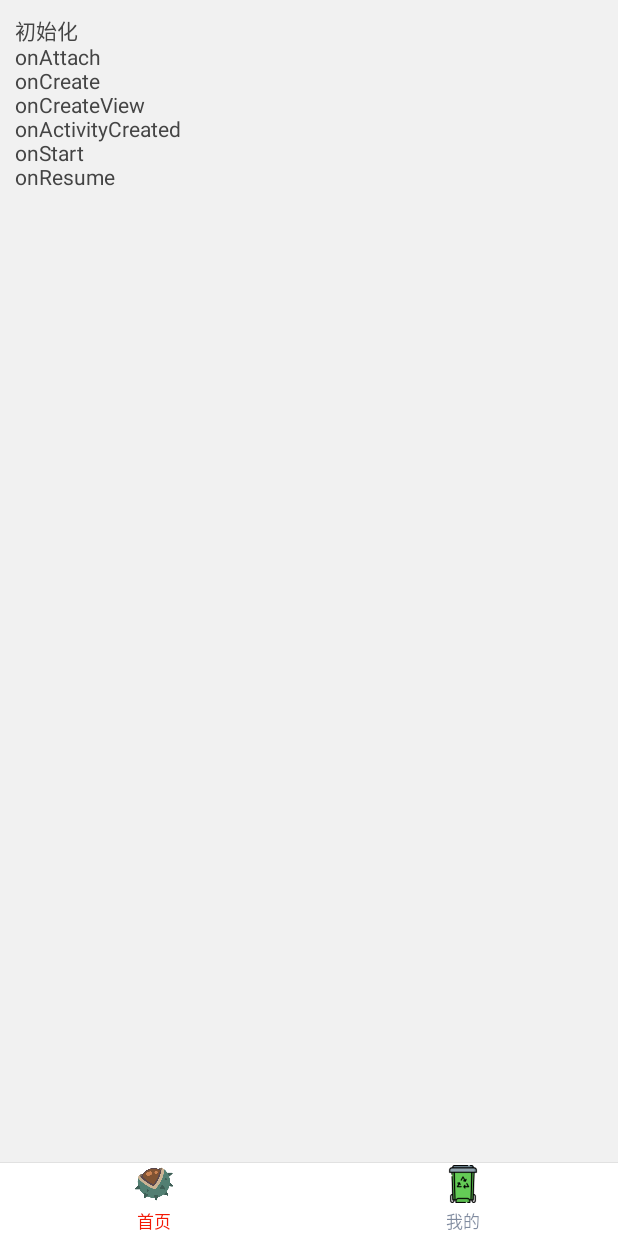
After one commit to warriorWorld/DemoDemo, an Android app: the FragmentLifePeriodActivity screen opened directly, with no data from a screen before it, on a phone screen of 412 x 824 dp. The commit adds this screen. Run offline under Robolectric (Android 15) with nearby library versions, the phone set to English and light mode, and no system bars.

Commit message:
fragment life time

```diff
--- a/app/src/main/AndroidManifest.xml
+++ b/app/src/main/AndroidManifest.xml
@@ -22,6 +22,7 @@
         <activity android:name=".business.strategy.StrategyActivity"></activity>
         <activity android:name=".business.state.StateActivity"></activity>
         <activity android:name=".business.responsibilitychain.ResponsibilityChainActivity"></activity>
+        <activity android:name=".business.fragmentlife.FragmentLifePeriodActivity"></activity>
     </application>
 
 </manifest>
--- /dev/null
+++ b/app/src/main/java/com/insightsurfface/demodemo/business/fragmentlife/BaseFragment.java
@@ -0,0 +1,9 @@
+package com.insightsurfface.demodemo.business.fragmentlife;
+
+import androidx.fragment.app.Fragment;
+
+public class BaseFragment extends Fragment {
+    public String getFragmentTag() {
+        return getClass().getSimpleName();
+    }
+}
--- /dev/null
+++ b/app/src/main/java/com/insightsurfface/demodemo/business/fragmentlife/FragmentLifePeriodActivity.java
@@ -0,0 +1,107 @@
+package com.insightsurfface.demodemo.business.fragmentlife;
+
+import android.Manifest;
+import android.app.Activity;
+import android.content.Intent;
+import android.net.Uri;
+import android.os.Build;
+import android.os.Bundle;
+import android.view.View;
+import android.widget.ImageView;
+import android.widget.TextView;
+
+import com.insightsurfface.demodemo.R;
+import com.insightsurfface.demodemo.base.BaseActivity;
+
+import java.net.URISyntaxException;
+import java.util.ArrayList;
+import java.util.List;
+
+import androidx.fragment.app.FragmentTransaction;
+
+public class FragmentLifePeriodActivity extends BaseActivity implements View.OnClickListener {
+    private LifePeriodFragment mFragment, mFragment1;
+    /**
+     * 当前选中页
+     */
+    private BaseFragment curFragment;
+    private View mainV, userV;
+    private ImageView mainIv, userIv;
+    private TextView homepageBottomTv;
+    private TextView userBottomTv;
+
+    @Override
+    protected void onCreate(Bundle savedInstanceState) {
+        super.onCreate(savedInstanceState);
+        mFragment = new LifePeriodFragment("壹");
+        mFragment1 = new LifePeriodFragment("贰");
+        switchContent(null, mFragment);
+    }
+
+
+    @Override
+    protected void initUI() {
+        mainV = findViewById(R.id.homepage_bottom_ll);
+        userV = findViewById(R.id.user_bottom_ll);
+        mainIv = (ImageView) findViewById(R.id.homepage_bottom_iv);
+        userIv = (ImageView) findViewById(R.id.user_bottom_iv);
+        homepageBottomTv = (TextView) findViewById(R.id.homepage_bottom_tv);
+        userBottomTv = (TextView) findViewById(R.id.user_bottom_tv);
+        mainV.setOnClickListener(this);
+        userV.setOnClickListener(this);
+    }
+
+    @Override
+    protected int getLayoutId() {
+        return R.layout.activity_fragment_life_period;
+    }
+
+    public void switchContent(BaseFragment from, BaseFragment to) {
+        if (curFragment != to) {
+            curFragment = to;
+            FragmentTransaction transaction = getSupportFragmentManager().beginTransaction();
+            if (!to.isAdded()) { // 先判断是否被add过
+                if (null != from) {
+                    transaction.hide(from);
+                }
+                transaction.add(R.id.container, to, to.getFragmentTag())
+                        .addToBackStack(to.getTag()).commitAllowingStateLoss(); // 隐藏当前的fragment，add下一个到Activity中
+            } else {
+                if (null != from) {
+                    transaction.hide(from);
+                }
+                transaction.show(to).commitAllowingStateLoss(); // 隐藏当前的fragment，显示下一个
+            }
+        }
+//        to.onHiddenChanged(false);
+        toggleBottomBar(to);
+    }
+
+    @Override
+    public void onBackPressed() {
+        super.onBackPressed();
+        finish();
+    }
+
+    private void toggleBottomBar(BaseFragment bf) {
+        userBottomTv.setTextColor(getResources().getColor(R.color.main_text_color_gray));
+        homepageBottomTv.setTextColor(getResources().getColor(R.color.main_text_color_gray));
+        if (bf.equals(mFragment)) {
+            homepageBottomTv.setTextColor(getResources().getColor(R.color.colorPrimary));
+        } else if (bf instanceof LifePeriodFragment) {
+            userBottomTv.setTextColor(getResources().getColor(R.color.colorPrimary));
+        }
+    }
+
+    @Override
+    public void onClick(View v) {
+        switch (v.getId()) {
+            case R.id.homepage_bottom_ll:
+                switchContent(curFragment, mFragment);
+                break;
+            case R.id.user_bottom_ll:
+                switchContent(curFragment, mFragment1);
+                break;
+        }
+    }
+}
--- /dev/null
+++ b/app/src/main/java/com/insightsurfface/demodemo/business/fragmentlife/LifePeriodFragment.java
@@ -0,0 +1,112 @@
+package com.insightsurfface.demodemo.business.fragmentlife;
+
+import android.content.Context;
+import android.os.Bundle;
+import android.text.TextUtils;
+import android.view.LayoutInflater;
+import android.view.View;
+import android.view.ViewGroup;
+import android.widget.TextView;
+
+import com.insightsurfface.demodemo.R;
+import com.insightsurfface.demodemo.utils.Logger;
+
+import androidx.annotation.NonNull;
+import androidx.annotation.Nullable;
+
+public class LifePeriodFragment extends BaseFragment {
+    private TextView logTv;
+    private String TAG = "";
+    private StringBuilder sb;
+
+    public LifePeriodFragment(String tag) {
+        this.TAG = tag;
+        sb = new StringBuilder();
+        setText("初始化");
+    }
+
+    @Override
+    public void onAttach(@NonNull Context context) {
+        super.onAttach(context);
+        setText("onAttach");
+    }
+
+    @Override
+    public void onCreate(@Nullable Bundle savedInstanceState) {
+        super.onCreate(savedInstanceState);
+        setText("onCreate");
+    }
+
+
+    @Nullable
+    @Override
+    public View onCreateView(LayoutInflater inflater, ViewGroup container, Bundle savedInstanceState) {
+        View mainView = inflater.inflate(R.layout.fragment_life_period, null);
+        initUI(mainView);
+        setText("onCreateView");
+        return mainView;
+    }
+
+    @Override
+    public void onActivityCreated(@Nullable Bundle savedInstanceState) {
+        super.onActivityCreated(savedInstanceState);
+        setText("onActivityCreated");
+    }
+
+    @Override
+    public void onStart() {
+        super.onStart();
+        setText("onStart");
+    }
+
+    @Override
+    public void onResume() {
+        super.onResume();
+        setText("onResume");
+    }
+
+    @Override
+    public void onHiddenChanged(boolean hidden) {
+        super.onHiddenChanged(hidden);
+        setText("onHiddenChanged: "+hidden);
+    }
+
+    @Override
+    public void onPause() {
+        super.onPause();
+        setText("onPause");
+    }
+
+    @Override
+    public void onStop() {
+        super.onStop();
+        setText("onStop");
+    }
+
+    @Override
+    public void onDestroy() {
+        super.onDestroy();
+        setText("onDestroy");
+    }
+
+    @Override
+    public void onDetach() {
+        super.onDetach();
+        setText("onDetach");
+    }
+
+    private void setText(String s) {
+        Logger.d(TAG + "\n" + s);
+        sb.append(s + "\n");
+        if (null != logTv) {
+            logTv.setText(sb.toString());
+        }
+    }
+
+    private void initUI(View view) {
+        logTv = (TextView) view.findViewById(R.id.log_tv);
+        if (!TextUtils.isEmpty(TAG)) {
+            logTv.setText(TAG);
+        }
+    }
+}
--- a/app/src/main/java/com/insightsurfface/demodemo/business/main/MainActivity.java
+++ b/app/src/main/java/com/insightsurfface/demodemo/business/main/MainActivity.java
@@ -11,6 +11,7 @@ import com.insightsurfface.demodemo.adapter.MainAdapter;
 import com.insightsurfface.demodemo.base.BaseActivity;
 import com.insightsurfface.demodemo.business.bubbling.BubblingActivity;
 import com.insightsurfface.demodemo.business.builder.BuilderActivity;
+import com.insightsurfface.demodemo.business.fragmentlife.FragmentLifePeriodActivity;
 import com.insightsurfface.demodemo.business.responsibilitychain.ResponsibilityChainActivity;
 import com.insightsurfface.demodemo.business.state.StateActivity;
 import com.insightsurfface.demodemo.business.strategy.StrategyActivity;
@@ -79,6 +80,9 @@ public class MainActivity extends BaseActivity implements MainContract.View {
                             case 5:
                                 intent= new Intent(MainActivity.this, ResponsibilityChainActivity.class);
                                 break;
+                            case 6:
+                                intent= new Intent(MainActivity.this, FragmentLifePeriodActivity.class);
+                                break;
                         }
                         if (null != intent) {
                             startActivity(intent);
--- a/app/src/main/java/com/insightsurfface/demodemo/business/main/MainPresenter.java
+++ b/app/src/main/java/com/insightsurfface/demodemo/business/main/MainPresenter.java
@@ -13,7 +13,7 @@ public class MainPresenter implements MainContract.Persenter {
 
     @Override
     public void getDemoList() {
-        mView.displayList(new String[]{"冒泡排序", "建造者模式", "触摸事件传递", "策略模式", "状态模式", "责任链模式"});
+        mView.displayList(new String[]{"冒泡排序", "建造者模式", "触摸事件传递", "策略模式", "状态模式", "责任链模式","Fragment生命周期"});
     }
 
     @Override
--- /dev/null
+++ b/app/src/main/res/layout/activity_fragment_life_period.xml
@@ -0,0 +1,96 @@
+<?xml version="1.0" encoding="utf-8"?>
+<RelativeLayout xmlns:android="http://schemas.android.com/apk/res/android"
+    android:layout_width="match_parent"
+    android:layout_height="match_parent">
+
+
+    <FrameLayout
+        android:id="@+id/container"
+        android:layout_width="match_parent"
+        android:layout_height="match_parent"
+        android:layout_above="@+id/main_bottom_bar"></FrameLayout>
+
+    <LinearLayout
+        android:id="@+id/main_bottom_bar"
+        android:layout_width="match_parent"
+        android:layout_height="49dp"
+        android:layout_alignParentBottom="true"
+        android:background="@color/white"
+        android:orientation="vertical">
+
+
+        <View
+            android:layout_width="match_parent"
+            android:layout_height="1px"
+            android:background="@color/divide_line"/>
+
+        <RelativeLayout
+            android:id="@+id/id_switch_tab_ll"
+            android:layout_width="match_parent"
+            android:layout_height="match_parent"
+            android:baselineAligned="false"
+            android:orientation="horizontal">
+
+            <ImageView
+                android:id="@+id/view_holder"
+                android:layout_width="0dp"
+                android:layout_height="0dp"
+                android:layout_centerInParent="true"/>
+
+            <LinearLayout
+                android:id="@+id/homepage_bottom_ll"
+                android:layout_width="match_parent"
+                android:layout_height="wrap_content"
+                android:layout_centerVertical="true"
+                android:layout_gravity="center_vertical"
+                android:layout_toLeftOf="@+id/view_holder"
+                android:gravity="center"
+                android:orientation="vertical">
+
+                <ImageView
+                    android:id="@+id/homepage_bottom_iv"
+                    android:layout_width="25dp"
+                    android:layout_height="25dp"
+                    android:src="@drawable/ic_chestnut"/>
+
+                <TextView
+                    android:id="@+id/homepage_bottom_tv"
+                    android:layout_width="wrap_content"
+                    android:layout_height="wrap_content"
+                    android:layout_marginTop="3dp"
+                    android:gravity="center"
+                    android:text="首页"
+                    android:textColor="@color/colorPrimary"
+                    android:textSize="11sp"/>
+            </LinearLayout>
+
+            <LinearLayout
+                android:id="@+id/user_bottom_ll"
+                android:layout_width="match_parent"
+                android:layout_height="wrap_content"
+                android:layout_centerVertical="true"
+                android:layout_gravity="center_vertical"
+                android:layout_toRightOf="@+id/view_holder"
+                android:focusable="false"
+                android:gravity="center"
+                android:orientation="vertical">
+
+                <ImageView
+                    android:id="@+id/user_bottom_iv"
+                    android:layout_width="25dp"
+                    android:layout_height="25dp"
+                    android:src="@drawable/ic_clean"/>
+
+                <TextView
+                    android:id="@+id/user_bottom_tv"
+                    android:layout_width="wrap_content"
+                    android:layout_height="wrap_content"
+                    android:layout_marginTop="3dp"
+                    android:gravity="center"
+                    android:text="我的"
+                    android:textColor="@color/colorPrimary"
+                    android:textSize="11sp"/>
+            </LinearLayout>
+        </RelativeLayout>
+    </LinearLayout>
+</RelativeLayout>
--- /dev/null
+++ b/app/src/main/res/layout/fragment_life_period.xml
@@ -0,0 +1,23 @@
+<?xml version="1.0" encoding="utf-8"?>
+<androidx.constraintlayout.widget.ConstraintLayout xmlns:android="http://schemas.android.com/apk/res/android"
+    xmlns:app="http://schemas.android.com/apk/res-auto"
+    xmlns:tools="http://schemas.android.com/tools"
+    android:layout_width="match_parent"
+    android:layout_height="match_parent"
+    android:background="@color/gray"
+    tools:context=".business.main.MainActivity">
+
+
+    <TextView
+        android:id="@+id/log_tv"
+        android:layout_width="0dp"
+        android:layout_height="wrap_content"
+        android:layout_marginLeft="10dp"
+        android:layout_marginTop="10dp"
+        android:layout_marginRight="10dp"
+        android:textColor="@color/main_text_color"
+        android:textSize="14sp"
+        app:layout_constraintLeft_toLeftOf="parent"
+        app:layout_constraintRight_toRightOf="parent"
+        app:layout_constraintTop_toTopOf="parent"></TextView>
+</androidx.constraintlayout.widget.ConstraintLayout>
--- a/app/src/main/res/values/colors.xml
+++ b/app/src/main/res/values/colors.xml
@@ -9,4 +9,5 @@
     <color name="gray">#2DC5C5C5</color>
     <color name="divide_line">#e1e1e1</color>
     <color name="main_text_color_gray3">#3312274d</color>
+    <color name="main_text_color_gray">#8912274d</color>
 </resources>
```
